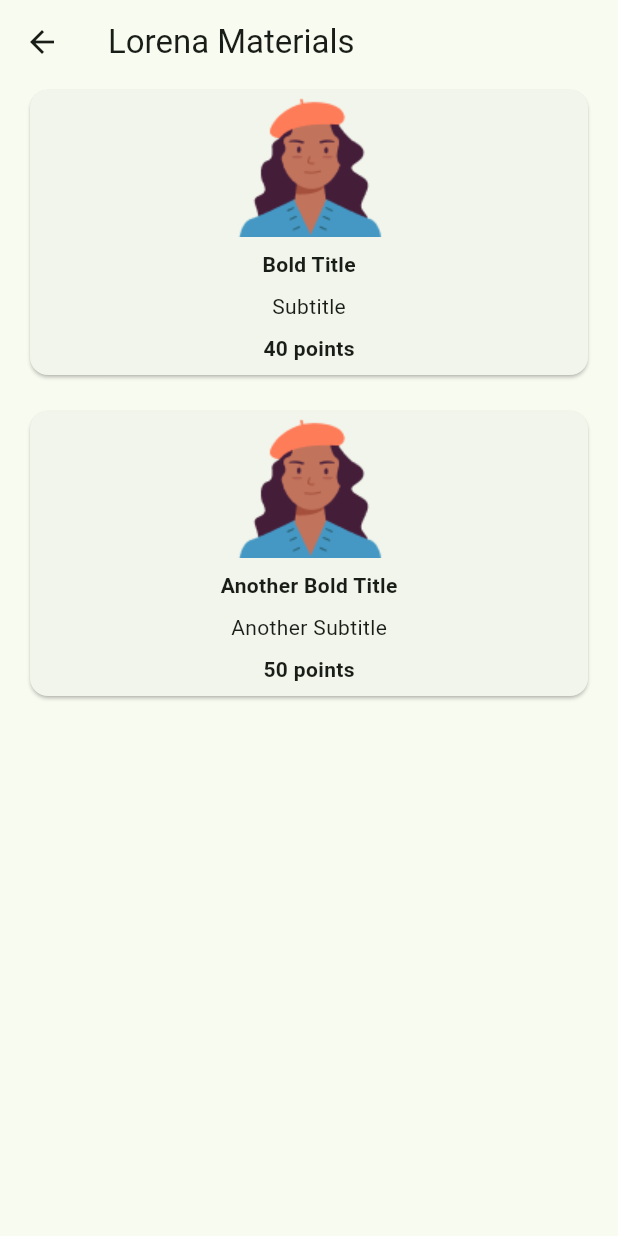
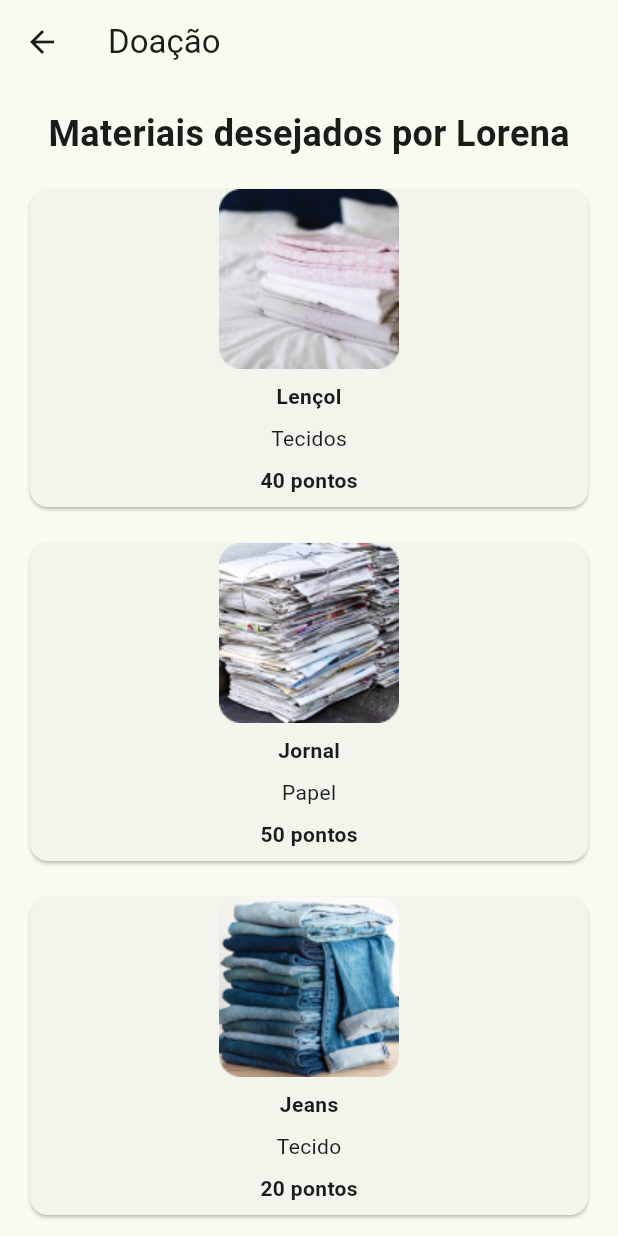
Before and after one commit to celsosoares/cycle-project, a Flutter app: the LorenaMaterials screen opened by its route, on a phone screen of 412 x 824 dp. Run offline on Flutter 3.47's test engine with Material 3 defaults, Android fonts, the light colour scheme and no system bars; our stand-ins replace cloud_firestore, firebase_auth, firebase_core; accounts and stored records are empty.

Commit message:
add images and replace placeholder text

```diff
--- a/lib/pages/lorena-materials.dart
+++ b/lib/pages/lorena-materials.dart
@@ -1,40 +1,50 @@
 import 'package:flutter/material.dart';
-
 
 class LorenaMaterials extends StatelessWidget {
   static const routeName = '/LorenaMaterialsScreen';
 
-
   @override
-  Widget build(BuildContext context){
+  Widget build(BuildContext context) {
     return Scaffold(
       appBar: AppBar(
-        title: Text('Lorena Materials'),
+        title: Text('Doação'),
       ),
       body: ListView(
         children: [
+          Padding(
+            padding: const EdgeInsets.all(16.0),
+            child: Center(
+              child: Text(
+                'Materiais desejados por Lorena',
+                style: TextStyle(
+                  fontSize: 24.0,
+                  fontWeight: FontWeight.bold,
+                ),
+              ),
+            ),
+          ),
           Padding(
             padding: const EdgeInsets.symmetric(horizontal: 16.0),
             child: Card(
               child: Column(
                 crossAxisAlignment: CrossAxisAlignment.center,
                 children: [
-                  Image.asset('images/lorena.png'),
+                  Image.asset('images/sheets.png'),
                   Padding(
                     padding: const EdgeInsets.all(8.0),
                     child: Text(
-                      'Bold Title',
+                      'Lençol',
                       style: TextStyle(fontWeight: FontWeight.bold),
                     ),
                   ),
                   Padding(
                     padding: const EdgeInsets.symmetric(horizontal: 8.0),
-                    child: Text('Subtitle'),
+                    child: Text('Tecidos'),
                   ),
                   Padding(
                     padding: const EdgeInsets.all(8.0),
                     child: Text(
-                      '40 points',
+                      '40 pontos',
                       style: TextStyle(fontWeight: FontWeight.bold),
                     ),
                   ),
@@ -49,22 +59,52 @@ class LorenaMaterials extends StatelessWidget {
               child: Column(
                 crossAxisAlignment: CrossAxisAlignment.center,
                 children: [
-                  Image.asset('images/lorena.png'),
+                  Image.asset('images/newspaper.png'),
                   Padding(
                     padding: const EdgeInsets.all(8.0),
                     child: Text(
-                      'Another Bold Title',
+                      'Jornal',
                       style: TextStyle(fontWeight: FontWeight.bold),
                     ),
                   ),
                   Padding(
                     padding: const EdgeInsets.symmetric(horizontal: 8.0),
-                    child: Text('Another Subtitle'),
+                    child: Text('Papel'),
                   ),
                   Padding(
                     padding: const EdgeInsets.all(8.0),
                     child: Text(
-                      '50 points',
+                      '50 pontos',
+                      style: TextStyle(fontWeight: FontWeight.bold),
+                    ),
+                  ),
+                ],
+              ),
+            ),
+          ),
+          SizedBox(height: 16.0), // Add space between cards
+          Padding(
+            padding: const EdgeInsets.symmetric(horizontal: 16.0),
+            child: Card(
+              child: Column(
+                crossAxisAlignment: CrossAxisAlignment.center,
+                children: [
+                  Image.asset('images/jeans.png'),
+                  Padding(
+                    padding: const EdgeInsets.all(8.0),
+                    child: Text(
+                      'Jeans',
+                      style: TextStyle(fontWeight: FontWeight.bold),
+                    ),
+                  ),
+                  Padding(
+                    padding: const EdgeInsets.symmetric(horizontal: 8.0),
+                    child: Text('Tecido'),
+                  ),
+                  Padding(
+                    padding: const EdgeInsets.all(8.0),
+                    child: Text(
+                      '20 pontos',
                       style: TextStyle(fontWeight: FontWeight.bold),
                     ),
                   ),
```
Also changed, not shown: images/jeans.png (added), images/newspaper.png (added), images/sheets.png (added).
